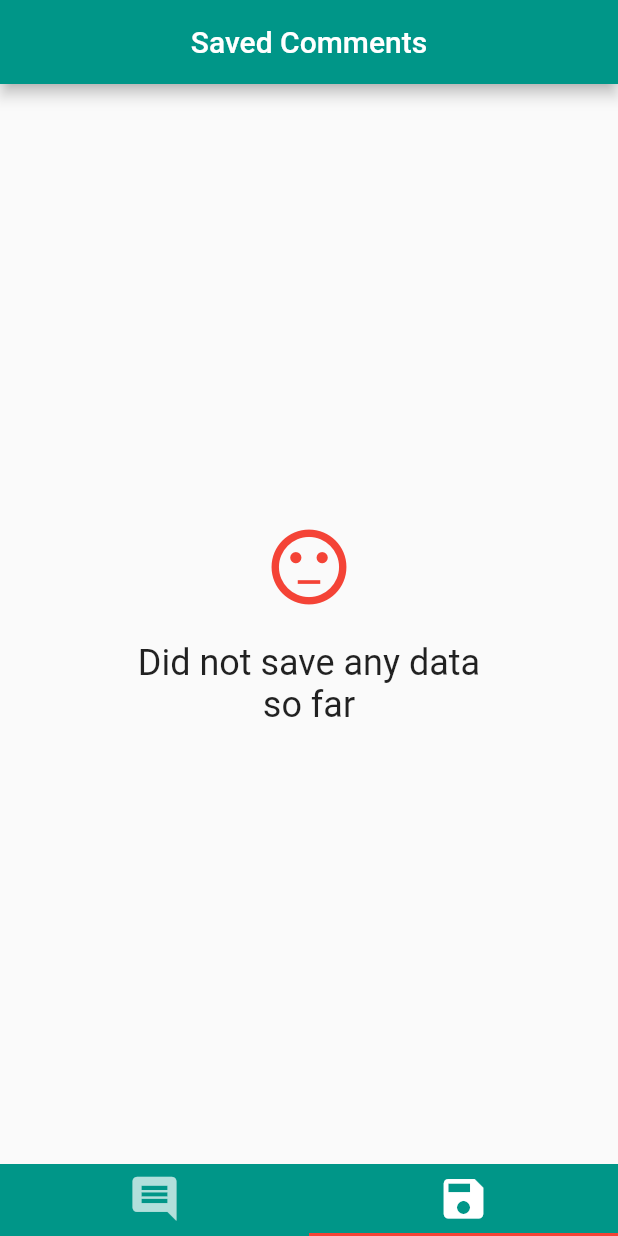
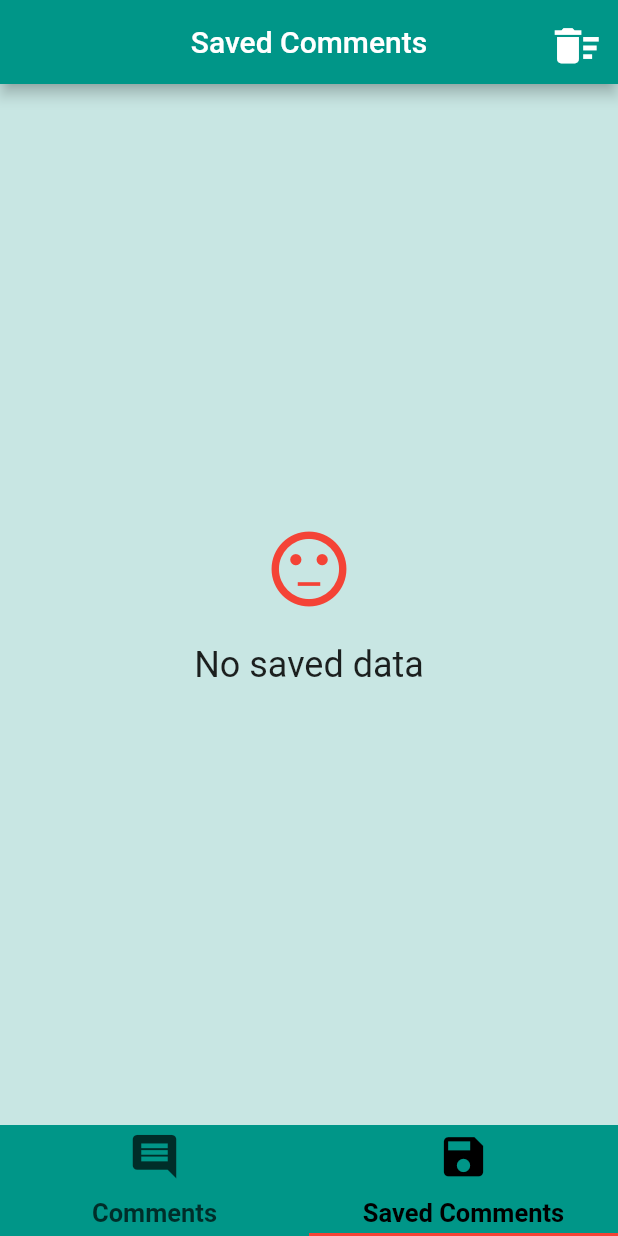
Before and after one commit to kadirbekar/flutter_hive_with_provider, a Flutter app: the screen it shows after launch, tab 2 chosen, on a phone screen of 412 x 824 dp. Run offline on Flutter 3.47's test engine with Material 2 defaults, Android fonts, the phone set to English and light mode, and no system bars; our stand-ins replace google_fonts, hive, hive_flutter; accounts and stored records are empty; network calls fail.

Commit message:
Edit comment and remove all comment features added

```diff
--- a/lib/core/consts/consts.dart
+++ b/lib/core/consts/consts.dart
@@ -4,8 +4,7 @@ import 'package:flutter/material.dart';
 const String API_URL = "https://jsonplaceholder.typicode.com/comments";
 
 //colors
-const Color APPBAR_COLOR = Colors.teal;
-const Color TABBAR_COLOR = Colors.teal;
+const Color DEFAULT_COLOR = Colors.teal;
 const Color COMMENT_CARD_COLOR = Colors.greenAccent;
 
 //hive
--- a/lib/core/viewmodels/comment_vm.dart
+++ b/lib/core/viewmodels/comment_vm.dart
@@ -31,8 +31,15 @@ class CommentViewModel extends ChangeNotifier {
   }
 
   //delete all of them
-  removeAllComments() {
+  removeAllComments(List<dynamic> keys) {
     _comments.clear();
+    commentBox.deleteAll(keys);
     notifyListeners();
   }
+
+  //edit comment
+  editComment({Comments comments}) {
+    final encodedComment = jsonEncode(comments);
+    commentBox.put(comments.id, encodedComment);
+  }
 }
--- a/lib/ui/views/home_page.dart
+++ b/lib/ui/views/home_page.dart
@@ -34,7 +34,7 @@ class _HomePageState extends State<HomePage> {
     final commentProvider = Provider.of<CommentViewModel>(context, listen: false);
     return Scaffold(
       appBar: AppBar(
-        backgroundColor: cons.APPBAR_COLOR,
+        backgroundColor: cons.DEFAULT_COLOR,
         centerTitle: true,
         title: Text(
           cons.COMMENTS,
@@ -71,6 +71,7 @@ class _HomePageState extends State<HomePage> {
           backgroundColor: Colors.cyan.withOpacity(0.7),
           comment: index,
           buttons: Column(
+            mainAxisSize: MainAxisSize.min,
             children: <Widget>[
               IconButton(
                 icon: Icon(
--- a/lib/ui/views/saved_comments.dart
+++ b/lib/ui/views/saved_comments.dart
@@ -6,6 +6,7 @@ import 'package:hive_local_storage/core/consts/consts.dart' as cons;
 import 'package:hive_flutter/hive_flutter.dart';
 import 'package:hive_local_storage/core/models/commens.dart';
 import 'package:hive_local_storage/core/viewmodels/comment_vm.dart';
+import 'package:hive_local_storage/ui/views/edit_comment.dart';
 import 'package:hive_local_storage/ui/widgets/comment_card.dart';
 import 'package:provider/provider.dart';
 
@@ -27,15 +28,33 @@ class _SavedCommentsState extends State<SavedComments> {
 
   @override
   Widget build(BuildContext context) {
-    final commentProvider =
-        Provider.of<CommentViewModel>(context, listen: false);
+    final commentProvider = Provider.of<CommentViewModel>(context, listen: false);
     return Scaffold(
       appBar: AppBar(
         centerTitle: true,
-        backgroundColor: cons.APPBAR_COLOR,
+        backgroundColor: cons.DEFAULT_COLOR,
         title: Text(cons.SAVED_COMMENTS),
+        actions: <Widget>[
+          Padding(
+            padding: EdgeInsets.all(5),
+            child: IconButton(
+              icon: Icon(
+                Icons.delete_sweep,
+                size: 35,
+                color: Colors.white,
               ),
-      body: ValueListenableBuilder(
+              //get keys from commets box and assing them into method as parameter
+              onPressed: () {
+                final keys = commentBox.keys.toList();
+                commentProvider.removeAllComments(keys);
+              },
+            ),
+          ),
+        ],
+      ),
+      body: Container(
+        color: cons.DEFAULT_COLOR.withOpacity(0.2),
+        child: ValueListenableBuilder(
           valueListenable: commentBox.listenable(),
           builder: (context, Box<String> comment, widget) {
             if (commentBox.length == 0) {
@@ -46,7 +65,10 @@ class _SavedCommentsState extends State<SavedComments> {
                   final key = comment.keys.toList()[index];
                   final value = jsonDecode(comment.get(key));
                   final Comments currentComment = Comments.fromJson(value);
-                return Padding(
+                  return GestureDetector(
+                  onTap: () => Navigator.push(context,
+                  MaterialPageRoute(builder: (context) => EditComment(comment: currentComment,))),
+                  child: Padding(
                     padding: EdgeInsets.all(5),
                     child: CommentCard(
                       backgroundColor: cons.COMMENT_CARD_COLOR,
@@ -57,12 +79,14 @@ class _SavedCommentsState extends State<SavedComments> {
                         ],
                       ),
                     ),
+                  ),
                     );
                 },
                 itemCount: comment.length,
               );
             }
           },
+        ),
       ),
     );
   }
@@ -83,7 +107,7 @@ class _SavedCommentsState extends State<SavedComments> {
               height: 20,
             ),
             Text(
-              "Did not save any data\nso far",
+              "No saved data",
               textAlign: TextAlign.center,
               style: TextStyle(
                 fontSize: 24,
--- a/lib/ui/widgets/tabbar.dart
+++ b/lib/ui/widgets/tabbar.dart
@@ -16,7 +16,7 @@ class _TabbarWidgetState extends State<TabbarWidget> {
     return DefaultTabController(
       length: 2,
       child: Scaffold(
-        backgroundColor: cons.TABBAR_COLOR,
+        backgroundColor: cons.DEFAULT_COLOR,
         bottomNavigationBar: tabbar,
         body: Container(
           child: TabBarView(
@@ -31,17 +31,23 @@ class _TabbarWidgetState extends State<TabbarWidget> {
   }
 
   Widget get tabbar => TabBar(
-        labelColor: Colors.white,
+        labelColor: Colors.black,
         indicatorSize: TabBarIndicatorSize.tab,
         indicatorColor: Colors.red,
+        labelStyle: TextStyle(
+          fontSize: 17,
+          fontWeight: FontWeight.w600,
+        ),
         tabs: [
           Tab(
+            text: 'Comments',
             icon: Icon(
               Icons.comment,
               size: 35,
             ),
           ),
           Tab(
+            text: 'Saved Comments',
             icon: Icon(
               Icons.save,
               size: 35,
```
Also changed, not shown: lib/ui/views/edit_comment.dart (added, +87 -0 lines). Lines whose indentation alone changed are shown as unchanged.
